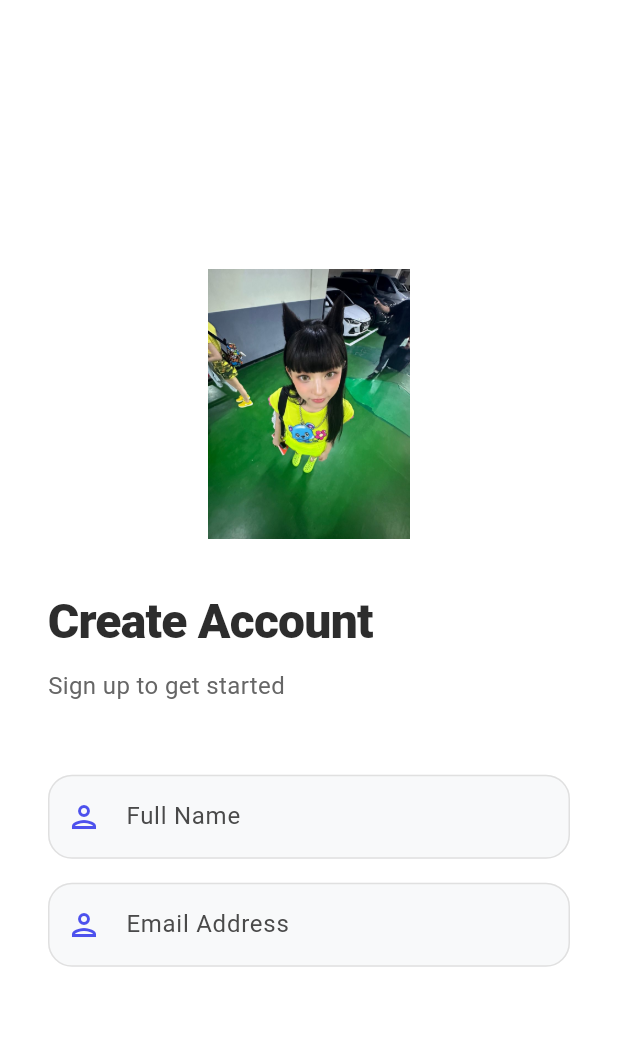
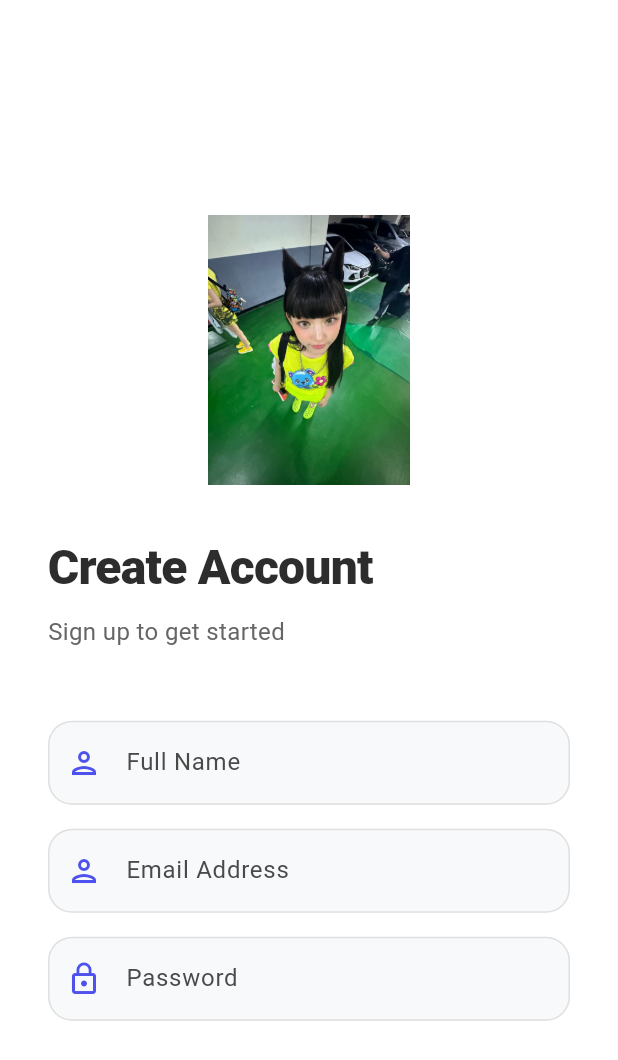
Before and after one commit to lulultfh/Navigation_0209, a Flutter app: the RegisterPage widget shown alone on an empty page, opened directly, on a phone screen of 412 x 824 dp. Shown: the top 1060 px of the screen. Run offline on Flutter 3.47's test engine with Material 3 defaults, Android fonts, the light colour scheme and no system bars.

Commit message:
feat: menambahkan SizedBox dan TextFormField untuk menginput password pada halaman register

```diff
--- a/lib/auth/register.dart
+++ b/lib/auth/register.dart
@@ -150,6 +150,42 @@
                         return null;
                       },
                     ),
+                    const SizedBox(height: 16),
+
+                    TextFormField(
+                      controller: passwordController,
+                      obscureText: true,
+                      textInputAction: TextInputAction.done,
+                      decoration: InputDecoration(
+                        labelText: 'Password',
+                        labelStyle: TextStyle(color: MainLayout.labelColor),
+                        prefixIcon: const Icon(
+                          Icons.lock_outline,
+                          color: MainLayout.primaryColor,
+                        ),
+                        enabledBorder: OutlineInputBorder(
+                          borderRadius: BorderRadius.circular(16),
+                          borderSide: BorderSide(
+                            color: MainLayout.inputBorderColor,
+                          ),
+                        ),
+                        focusedBorder: OutlineInputBorder(
+                          borderRadius: BorderRadius.circular(16),
+                          borderSide: const BorderSide(
+                            color: MainLayout.primaryColor,
+                            width: 2,
+                          ),
+                        ),
+                        filled: true,
+                        fillColor: MainLayout.inputFillColor,
+                      ),
+                      validator: (value) {
+                        if (value == null || value.isEmpty) {
+                          return 'Please enter your password';
+                        }
+                        return null;
+                      },
+                    ),
                   ],
                 ),
               ),
```
